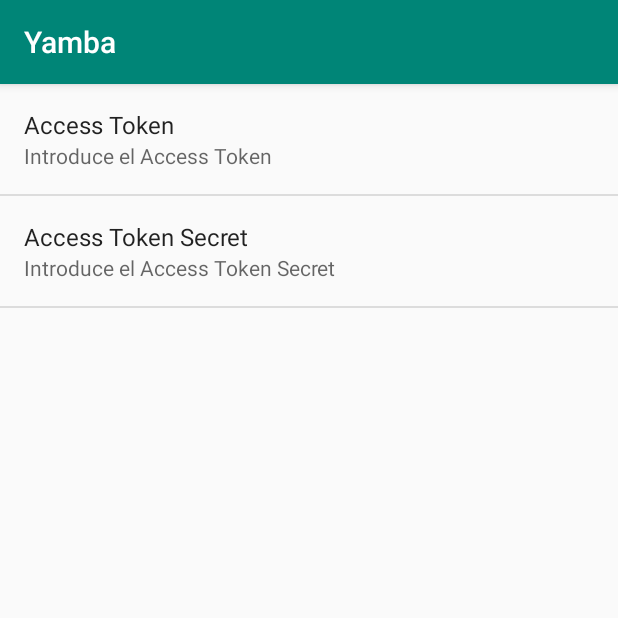
After one commit to Zarkrosh/SMOV-Practicas, an Android app: the fragment SettingsFragment shown on its own in the app's theme, on a phone screen of 412 x 824 dp, the top half of it. The commit adds this screen. Run offline under Robolectric (Android 15) with nearby library versions, the phone set to English and light mode, and no system bars.

Commit message:
SharedPreferences con tokens

```diff
--- a/01-Yamba/app/src/main/AndroidManifest.xml
+++ b/01-Yamba/app/src/main/AndroidManifest.xml
@@ -12,13 +12,14 @@
         android:roundIcon="@mipmap/ic_launcher_round"
         android:supportsRtl="true"
         android:theme="@style/AppTheme">
-        <activity android:name=".StatusActivity">
+        <activity android:name=".MainActivity">
             <intent-filter>
                 <action android:name="android.intent.action.MAIN" />
-
                 <category android:name="android.intent.category.LAUNCHER" />
             </intent-filter>
         </activity>
+        <activity android:name=".StatusActivity"></activity>
+        <activity android:name=".SettingsActivity"></activity>
     </application>
 
 </manifest>
--- /dev/null
+++ b/01-Yamba/app/src/main/java/com/hergomsoft/yamba/SettingsFragment.java
@@ -0,0 +1,23 @@
+package com.hergomsoft.yamba;
+
+import android.content.SharedPreferences;
+import android.os.Bundle;
+import android.preference.PreferenceFragment;
+import android.preference.PreferenceManager;
+
+public class SettingsFragment extends PreferenceFragment {
+
+    private SharedPreferences prefs;
+
+    @Override
+    public void onCreate(Bundle savedInstanceState) {
+        super.onCreate(savedInstanceState);
+        addPreferencesFromResource(R.xml.settings);
+    }
+
+    @Override
+    public void onStart() {
+        super.onStart();
+        prefs = PreferenceManager.getDefaultSharedPreferences(getActivity());
+    }
+}
--- a/01-Yamba/app/src/main/res/values/strings.xml
+++ b/01-Yamba/app/src/main/res/values/strings.xml
@@ -13,5 +13,20 @@
     <string name="resultado_limite_excedido">Se ha excedido el límite temporal de tweets</string>
     <string name="resultado_recurso_no_encontrado">No se ha encontrado el recurso requerido</string>
     <string name="resultado_desconocido">Error al enviar el tweet. Comprueba las credenciales</string>
+    <string name="resultado_sin_autenticar">Los tokens no están configurados</string>
+
+    <!-- Menú -->
+    <string name="extraMensaje">mensaje</string>
+    <string name="action_settings">Configuración</string>
+    <string name="tweet">Nuevo tweet</string>
+    <string name="purge">Borrar</string>
+
+    <!-- Preferencias -->
+    <string name="summaryAccessToken">Introduce el Access Token</string>
+    <string name="titleAccessToken">Access Token</string>
+    <string name="keyAccessToken">accessToken</string>
+    <string name="summaryAccessTokenSecret">Introduce el Access Token Secret</string>
+    <string name="titleAccessTokenSecret">Access Token Secret</string>
+    <string name="keyAccessTokenSecret">accessTokenSecret</string>
 
 </resources>
--- /dev/null
+++ b/01-Yamba/app/src/main/res/xml/settings.xml
@@ -0,0 +1,15 @@
+<?xml version="1.0" encoding="utf-8"?>
+<PreferenceScreen xmlns:android="http://schemas.android.com/apk/res/android">
+
+    <EditTextPreference
+        android:summary="@string/summaryAccessToken"
+        android:title="@string/titleAccessToken"
+        android:key="@string/keyAccessToken" />
+
+    <EditTextPreference
+        android:summary="@string/summaryAccessTokenSecret"
+        android:title="@string/titleAccessTokenSecret"
+        android:key="@string/keyAccessTokenSecret"
+        android:inputType="textPassword" />
+
+</PreferenceScreen>
--- a/01-Yamba/build.gradle
+++ b/01-Yamba/build.gradle
@@ -7,7 +7,7 @@ buildscript {
 
     }
     dependencies {
-        classpath 'com.android.tools.build:gradle:3.5.2'
+        classpath 'com.android.tools.build:gradle:3.5.3'
 
         // NOTE: Do not place your application dependencies here; they belong
         // in the individual module build.gradle files
```
Also changed, not shown: 01-Yamba/app/src/main/java/com/hergomsoft/yamba/MainActivity.java (added, +36 -0 lines), 01-Yamba/app/src/main/java/com/hergomsoft/yamba/SettingsActivity.java (added, +27 -0 lines), 01-Yamba/app/src/main/java/com/hergomsoft/yamba/StatusFragment.java (+43 -17 lines), 01-Yamba/app/src/main/res/layout/activity_main.xml (added, +9 -0 lines), 01-Yamba/app/src/main/res/menu/menu.xml (added, +22 -0 lines).
